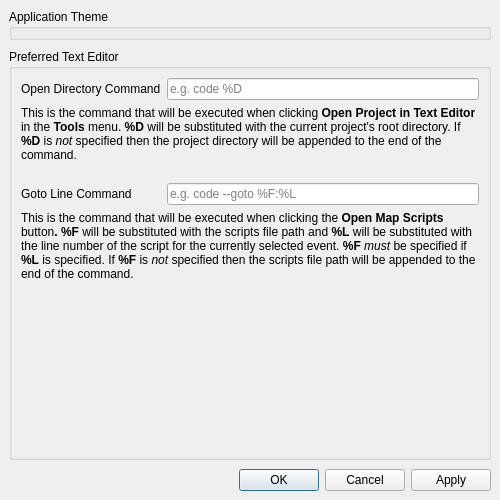
First picture: the form in forms/preferenceeditor.ui, repository huderlem/porymap, before the edit.
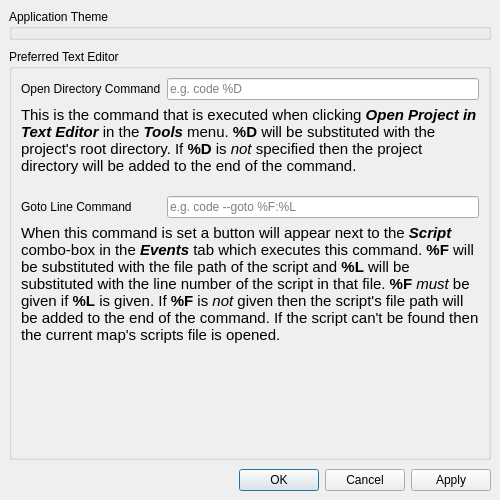
Second picture: the form after the edit.

Commit message: Add support for finding and opening any event script

What changed in the file:
```diff
--- a/forms/preferenceeditor.ui
+++ b/forms/preferenceeditor.ui
@@ -76,7 +76,7 @@
            <item row="6" column="0" colspan="2">
             <widget class="QLabel" name="label_TextEditorGotoLineHelp">
              <property name="text">
-              <string>&lt;html&gt;&lt;head/&gt;&lt;body&gt;&lt;p&gt;This is the command that will be executed when clicking the &lt;span style=&quot; font-weight:600;&quot;&gt;Open Map Scripts&lt;/span&gt; button&lt;span style=&quot; font-weight:600;&quot;&gt;. %F&lt;/span&gt; will be substituted with the scripts file path and &lt;span style=&quot; font-weight:600;&quot;&gt;%L&lt;/span&gt; will be substituted with the line number of the script for the currently selected event. &lt;span style=&quot; font-weight:600;&quot;&gt;%F &lt;/span&gt;&lt;span style=&quot; font-style:italic;&quot;&gt;must&lt;/span&gt; be specified if &lt;span style=&quot; font-weight:600;&quot;&gt;%L&lt;/span&gt; is specified. If &lt;span style=&quot; font-weight:600;&quot;&gt;%F&lt;/span&gt; is &lt;span style=&quot; font-style:italic;&quot;&gt;not&lt;/span&gt; specified then the scripts file path will be appended to the end of the command.&lt;/p&gt;&lt;/body&gt;&lt;/html&gt;</string>
+              <string>&lt;html&gt;&lt;head/&gt;&lt;body&gt;&lt;p&gt;&lt;span style=&quot; font-size:11pt;&quot;&gt;When this command is set a button will appear next to the &lt;/span&gt;&lt;span style=&quot; font-size:11pt; font-weight:600; font-style:italic;&quot;&gt;Script&lt;/span&gt;&lt;span style=&quot; font-size:11pt;&quot;&gt; combo-box in the &lt;/span&gt;&lt;span style=&quot; font-size:11pt; font-weight:600; font-style:italic;&quot;&gt;Events&lt;/span&gt;&lt;span style=&quot; font-size:11pt;&quot;&gt; tab which executes this command.&lt;/span&gt;&lt;span style=&quot; font-size:11pt; font-weight:600;&quot;&gt; %F&lt;/span&gt;&lt;span style=&quot; font-size:11pt;&quot;&gt; will be substituted with the file path of the script and &lt;/span&gt;&lt;span style=&quot; font-size:11pt; font-weight:600;&quot;&gt;%L&lt;/span&gt;&lt;span style=&quot; font-size:11pt;&quot;&gt; will be substituted with the line number of the script in that file. &lt;/span&gt;&lt;span style=&quot; font-size:11pt; font-weight:600;&quot;&gt;%F &lt;/span&gt;&lt;span style=&quot; font-size:11pt; font-style:italic;&quot;&gt;must&lt;/span&gt;&lt;span style=&quot; font-size:11pt;&quot;&gt; be given if &lt;/span&gt;&lt;span style=&quot; font-size:11pt; font-weight:600;&quot;&gt;%L&lt;/span&gt;&lt;span style=&quot; font-size:11pt;&quot;&gt; is given. If &lt;/span&gt;&lt;span style=&quot; font-size:11pt; font-weight:600;&quot;&gt;%F&lt;/span&gt;&lt;span style=&quot; font-size:11pt;&quot;&gt; is &lt;/span&gt;&lt;span style=&quot; font-size:11pt; font-style:italic;&quot;&gt;not&lt;/span&gt;&lt;span style=&quot; font-size:11pt;&quot;&gt; given then the script's file path will be added to the end of the command. If the script can't be found then the current map's scripts file is opened.&lt;/span&gt;&lt;/p&gt;&lt;/body&gt;&lt;/html&gt;</string>
              </property>
              <property name="alignment">
               <set>Qt::AlignLeading|Qt::AlignLeft|Qt::AlignTop</set>
@@ -109,7 +109,7 @@
            <item row="1" column="0" colspan="2">
             <widget class="QLabel" name="label_TextEditorOpenFolderHelp">
              <property name="text">
-              <string>&lt;html&gt;&lt;head/&gt;&lt;body&gt;&lt;p&gt;This is the command that will be executed when clicking &lt;span style=&quot; font-weight:600;&quot;&gt;Open Project in Text Editor&lt;/span&gt; in the &lt;span style=&quot; font-weight:600;&quot;&gt;Tools&lt;/span&gt; menu. &lt;span style=&quot; font-weight:600;&quot;&gt;%D&lt;/span&gt; will be substituted with the current project's root directory. If &lt;span style=&quot; font-weight:600;&quot;&gt;%D&lt;/span&gt; is &lt;span style=&quot; font-style:italic;&quot;&gt;not&lt;/span&gt; specified then the project directory will be appended to the end of the command.&lt;/p&gt;&lt;/body&gt;&lt;/html&gt;</string>
+              <string>&lt;html&gt;&lt;head/&gt;&lt;body&gt;&lt;p&gt;&lt;span style=&quot; font-size:11pt;&quot;&gt;This is the command that is executed when clicking &lt;/span&gt;&lt;span style=&quot; font-size:11pt; font-weight:600; font-style:italic;&quot;&gt;Open Project in Text Editor&lt;/span&gt;&lt;span style=&quot; font-size:11pt;&quot;&gt; in the &lt;/span&gt;&lt;span style=&quot; font-size:11pt; font-weight:600; font-style:italic;&quot;&gt;Tools&lt;/span&gt;&lt;span style=&quot; font-size:11pt;&quot;&gt; menu. &lt;/span&gt;&lt;span style=&quot; font-size:11pt; font-weight:600;&quot;&gt;%D&lt;/span&gt;&lt;span style=&quot; font-size:11pt;&quot;&gt; will be substituted with the project's root directory. If &lt;/span&gt;&lt;span style=&quot; font-size:11pt; font-weight:600;&quot;&gt;%D&lt;/span&gt;&lt;span style=&quot; font-size:11pt;&quot;&gt; is &lt;/span&gt;&lt;span style=&quot; font-size:11pt; font-style:italic;&quot;&gt;not&lt;/span&gt;&lt;span style=&quot; font-size:11pt;&quot;&gt; specified then the project directory will be added to the end of the command.&lt;/span&gt;&lt;/p&gt;&lt;/body&gt;&lt;/html&gt;</string>
              </property>
              <property name="alignment">
               <set>Qt::AlignLeading|Qt::AlignLeft|Qt::AlignTop</set>
```
The commit also changes 10 other files.
